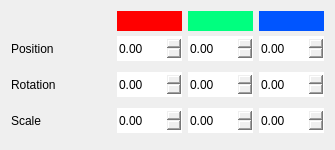
Above: src/widgets/transformeditor.ui from jahshaka/Studio before the change. Below: the same form after it.
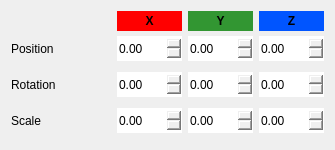
That is the form after the change.

Commit message: changed colors for transform editor

Diff of the .ui file:
```diff
--- a/src/widgets/transformeditor.ui
+++ b/src/widgets/transformeditor.ui
@@ -89,6 +89,43 @@
         <property name="styleSheet">
          <string notr="true">background-color: rgb(255, 0, 0);</string>
         </property>
+        <layout class="QGridLayout" name="gridLayout">
+         <property name="leftMargin">
+          <number>0</number>
+         </property>
+         <property name="topMargin">
+          <number>0</number>
+         </property>
+         <property name="rightMargin">
+          <number>0</number>
+         </property>
+         <property name="bottomMargin">
+          <number>0</number>
+         </property>
+         <property name="spacing">
+          <number>0</number>
+         </property>
+         <item row="0" column="0">
+          <widget class="QLabel" name="label">
+           <property name="font">
+            <font>
+             <weight>75</weight>
+             <italic>false</italic>
+             <bold>true</bold>
+            </font>
+           </property>
+           <property name="text">
+            <string>X</string>
+           </property>
+           <property name="alignment">
+            <set>Qt::AlignCenter</set>
+           </property>
+           <property name="textInteractionFlags">
+            <set>Qt::NoTextInteraction</set>
+           </property>
+          </widget>
+         </item>
+        </layout>
        </widget>
       </item>
       <item>
@@ -106,8 +143,44 @@
          </size>
         </property>
         <property name="styleSheet">
-         <string notr="true">background-color: rgb(0, 255, 127);</string>
+         <string notr="true">background-color: rgb(50, 150, 50);</string>
         </property>
+        <layout class="QGridLayout" name="gridLayout_2">
+         <property name="leftMargin">
+          <number>0</number>
+         </property>
+         <property name="topMargin">
+          <number>0</number>
+         </property>
+         <property name="rightMargin">
+          <number>0</number>
+         </property>
+         <property name="bottomMargin">
+          <number>0</number>
+         </property>
+         <property name="spacing">
+          <number>0</number>
+         </property>
+         <item row="0" column="0">
+          <widget class="QLabel" name="label_2">
+           <property name="font">
+            <font>
+             <weight>75</weight>
+             <bold>true</bold>
+            </font>
+           </property>
+           <property name="text">
+            <string>Y</string>
+           </property>
+           <property name="textFormat">
+            <enum>Qt::RichText</enum>
+           </property>
+           <property name="alignment">
+            <set>Qt::AlignCenter</set>
+           </property>
+          </widget>
+         </item>
+        </layout>
        </widget>
       </item>
       <item>
@@ -127,6 +200,39 @@
         <property name="styleSheet">
          <string notr="true">background-color: rgb(0, 85, 255);</string>
         </property>
+        <layout class="QGridLayout" name="gridLayout_3">
+         <property name="leftMargin">
+          <number>0</number>
+         </property>
+         <property name="topMargin">
+          <number>0</number>
+         </property>
+         <property name="rightMargin">
+          <number>0</number>
+         </property>
+         <property name="bottomMargin">
+          <number>0</number>
+         </property>
+         <property name="spacing">
+          <number>0</number>
+         </property>
+         <item row="0" column="0">
+          <widget class="QLabel" name="label_3">
+           <property name="font">
+            <font>
+             <weight>75</weight>
+             <bold>true</bold>
+            </font>
+           </property>
+           <property name="text">
+            <string>Z</string>
+           </property>
+           <property name="alignment">
+            <set>Qt::AlignCenter</set>
+           </property>
+          </widget>
+         </item>
+        </layout>
        </widget>
       </item>
      </layout>
```
